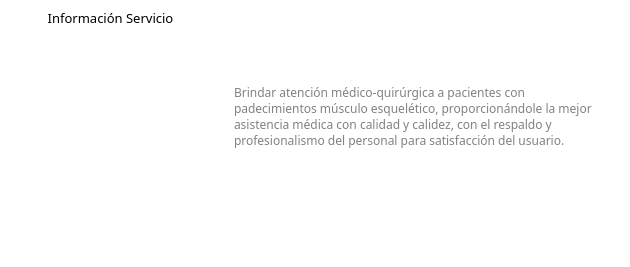
Old version of the form hospital-Core/Widgets/Usuario/info_servicios.ui in the repository MrDanielG/Hospital-SCRUM.
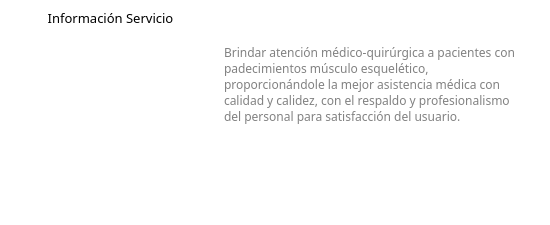
New version of the form. Icons and pictures are not drawn.

```diff
--- a/hospital-Core/Widgets/Usuario/info_servicios.ui
+++ b/hospital-Core/Widgets/Usuario/info_servicios.ui
@@ -6,8 +6,8 @@
    <rect>
     <x>0</x>
     <y>0</y>
-    <width>630</width>
-    <height>267</height>
+    <width>550</width>
+    <height>225</height>
    </rect>
   </property>
   <property name="font">
@@ -46,8 +46,8 @@
   <widget class="QLabel" name="img_servicio">
    <property name="geometry">
     <rect>
-     <x>50</x>
-     <y>80</y>
+     <x>30</x>
+     <y>50</y>
      <width>161</width>
      <height>131</height>
     </rect>
@@ -62,9 +62,9 @@
   <widget class="QPlainTextEdit" name="text_descripcion_servicio">
    <property name="geometry">
     <rect>
-     <x>230</x>
-     <y>80</y>
-     <width>371</width>
+     <x>220</x>
+     <y>40</y>
+     <width>311</width>
      <height>131</height>
     </rect>
    </property>
```
